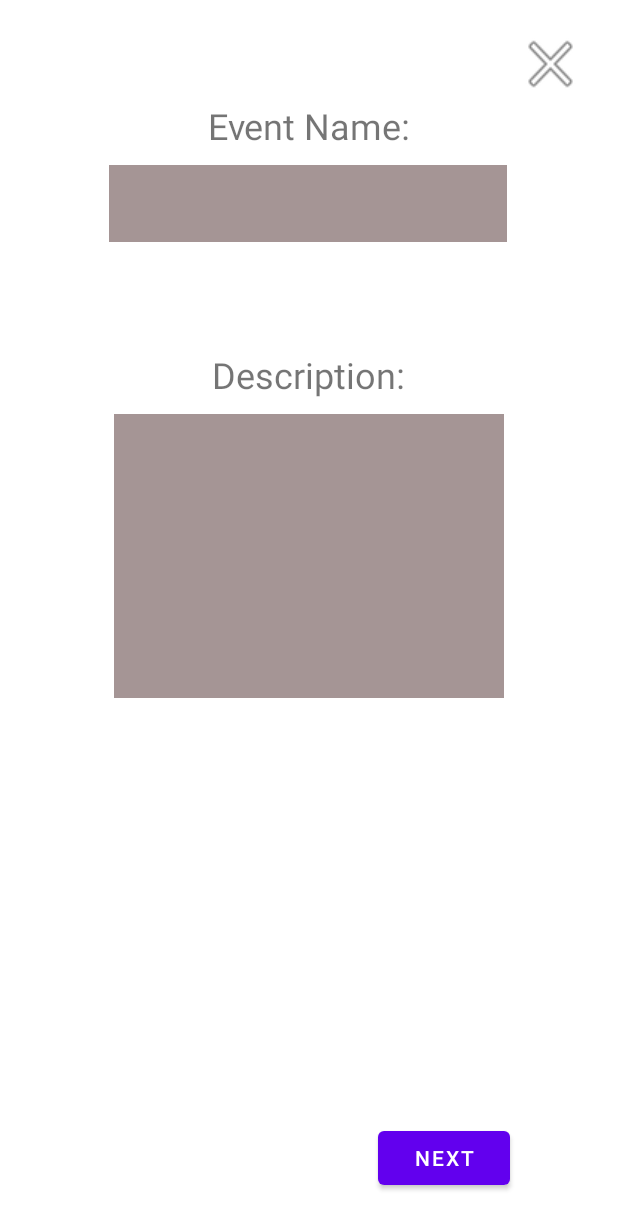
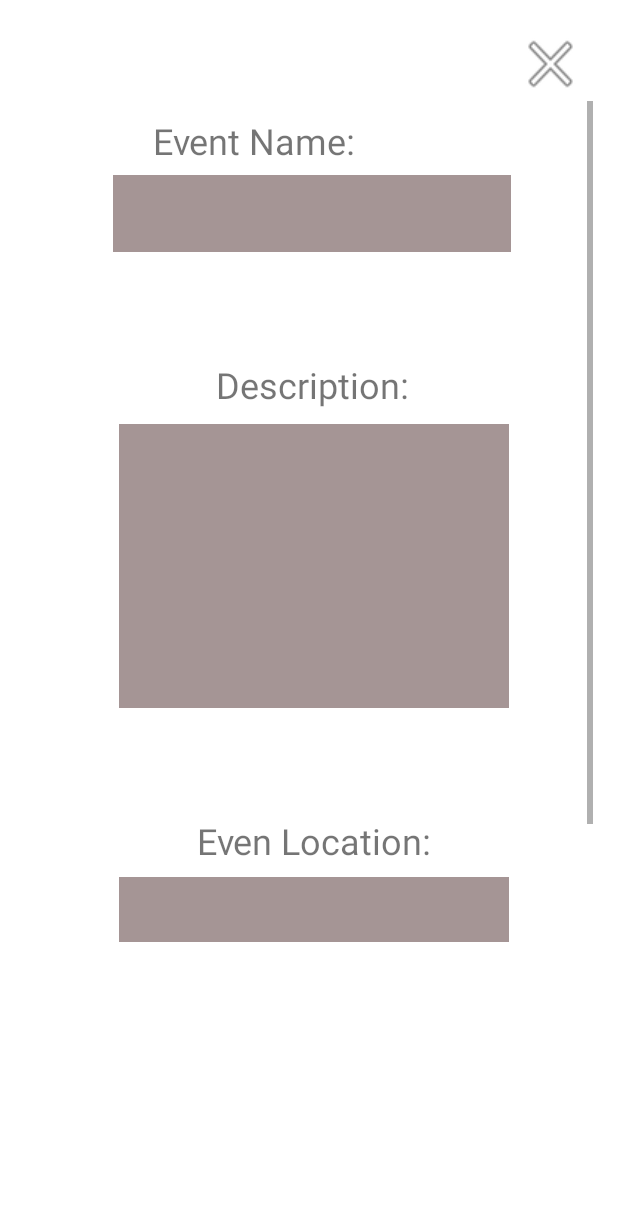
Before and after one commit to Damek34/Ahoy, an Android app: the AddEvent screen opened directly, with no data from a screen before it, on a phone screen of 412 x 824 dp. Shown: the top 1229 px of the screen. Run offline under Robolectric (Android 15) with nearby library versions, the phone set to English and light mode, and no system bars; our stand-ins replace Firebase (no records; nobody signed in at launch, a user with empty details on screens opened directly).

Commit message:
Scrollview in AddEvent

```diff
--- a/Ahoj/app/src/main/java/com/example/ahoj/MapActivityMain.java
+++ b/Ahoj/app/src/main/java/com/example/ahoj/MapActivityMain.java
@@ -198,7 +198,7 @@ public class MapActivityMain extends AppCompatActivity implements OnMapReadyCall
            // location = locationManager.getLastKnownLocation(LocationManager.GPS_PROVIDER);
 
             LatLng latLng = new LatLng(location.getLatitude(), location.getLongitude());
-            mMap.animateCamera(CameraUpdateFactory.newLatLngZoom(latLng, 10));
+            mMap.animateCamera(CameraUpdateFactory.newLatLngZoom(latLng, 15));
             marker = mMap.addMarker(new MarkerOptions().position(latLng).title("Twoja Lokalizacja").icon(BitmapDescriptorFactory.fromResource(R.drawable.twojalokalizacja)));
 
 
--- a/Ahoj/app/src/main/res/layout/activity_add_event.xml
+++ b/Ahoj/app/src/main/res/layout/activity_add_event.xml
@@ -17,39 +17,27 @@
         app:layout_constraintEnd_toEndOf="parent"
         app:layout_constraintTop_toTopOf="parent" />
 
-    <Button
-        android:id="@+id/buttonNextPage"
-        android:layout_width="wrap_content"
+    <ScrollView
+        android:layout_width="373dp"
+        android:layout_height="615dp"
+        android:layout_marginStart="22dp"
+        app:layout_constraintStart_toStartOf="parent"
+        app:layout_constraintTop_toBottomOf="@+id/buttonExitAdd">
+
+        <androidx.constraintlayout.widget.ConstraintLayout
+            android:layout_width="match_parent"
             android:layout_height="wrap_content"
-        android:layout_marginEnd="72dp"
-        android:layout_marginBottom="28dp"
-        android:onClick="next"
-        android:text="@string/next"
-        app:layout_constraintBottom_toBottomOf="parent"
-        app:layout_constraintEnd_toEndOf="parent" />
-
-    <Button
-        android:id="@+id/buttonBackPage"
-        android:layout_width="wrap_content"
-        android:layout_height="wrap_content"
-        android:layout_marginStart="72dp"
-        android:layout_marginBottom="28dp"
-        android:onClick="back"
-        android:text="@string/back"
-        android:visibility="gone"
-        app:layout_constraintBottom_toBottomOf="parent"
-        app:layout_constraintStart_toStartOf="parent" />
+            >
 
             <TextView
                 android:id="@+id/textViewEventName"
-        android:layout_width="wrap_content"
-        android:layout_height="wrap_content"
-        android:layout_marginStart="157dp"
-        android:layout_marginTop="67dp"
-        android:layout_marginEnd="157dp"
+                android:layout_width="213dp"
+                android:layout_height="29dp"
+
+                android:layout_marginTop="10dp"
                 android:text="@string/event_name"
                 android:textSize="24sp"
-        android:visibility="gone"
+                android:visibility="visible"
                 app:layout_constraintEnd_toEndOf="parent"
                 app:layout_constraintStart_toStartOf="parent"
                 app:layout_constraintTop_toTopOf="parent" />
@@ -63,7 +51,7 @@
                 android:layout_marginEnd="157dp"
                 android:text="@string/description"
                 android:textSize="24sp"
-        android:visibility="gone"
+                android:visibility="visible"
                 app:layout_constraintEnd_toEndOf="parent"
                 app:layout_constraintHorizontal_bias="0.513"
                 app:layout_constraintStart_toStartOf="parent"
@@ -80,7 +68,7 @@
                 android:ems="10"
                 android:inputType="textPersonName"
                 android:textSize="24sp"
-        android:visibility="gone"
+                android:visibility="visible"
                 app:layout_constraintEnd_toEndOf="parent"
                 app:layout_constraintStart_toStartOf="parent"
                 app:layout_constraintTop_toBottomOf="@+id/textViewEventName" />
@@ -96,42 +84,26 @@
                 android:ems="10"
                 android:inputType="textMultiLine"
                 android:textSize="24sp"
-        android:visibility="gone"
+                android:visibility="visible"
                 app:layout_constraintEnd_toEndOf="parent"
                 app:layout_constraintHorizontal_bias="0.49"
                 app:layout_constraintStart_toStartOf="parent"
                 app:layout_constraintTop_toBottomOf="@+id/textViewEventDescription" />
 
             <EditText
-        android:id="@+id/event_location"
-        android:layout_width="277dp"
+                android:id="@+id/event_company_name"
+                android:layout_width="260dp"
                 android:layout_height="43dp"
                 android:layout_marginStart="100dp"
-        android:layout_marginTop="16dp"
+                android:layout_marginTop="4dp"
                 android:layout_marginEnd="101dp"
                 android:background="@color/light_grey"
                 android:ems="10"
                 android:inputType="textPersonName"
                 android:textSize="24sp"
-        android:visibility="gone"
+                android:visibility="visible"
                 app:layout_constraintEnd_toEndOf="parent"
-        app:layout_constraintStart_toStartOf="parent"
-        app:layout_constraintTop_toBottomOf="@+id/textViewEventLocation" />
-
-    <EditText
-        android:id="@+id/event_company_name"
-        android:layout_width="277dp"
-        android:layout_height="43dp"
-        android:layout_marginStart="100dp"
-        android:layout_marginTop="16dp"
-        android:layout_marginEnd="101dp"
-        android:background="@color/light_grey"
-        android:ems="10"
-        android:inputType="textPersonName"
-        android:textSize="24sp"
-        android:visibility="gone"
-        app:layout_constraintEnd_toEndOf="parent"
-        app:layout_constraintHorizontal_bias="0.492"
+                app:layout_constraintHorizontal_bias="0.465"
                 app:layout_constraintStart_toStartOf="parent"
                 app:layout_constraintTop_toBottomOf="@+id/textViewEventCompany" />
 
@@ -139,41 +111,66 @@
                 android:id="@+id/textViewEventLocation"
                 android:layout_width="wrap_content"
                 android:layout_height="wrap_content"
-        android:layout_marginStart="157dp"
-        android:layout_marginTop="67dp"
-        android:layout_marginEnd="157dp"
+                android:layout_marginStart="109dp"
+                android:layout_marginTop="72dp"
+                android:layout_marginEnd="108dp"
                 android:text="@string/event_location"
                 android:textSize="24sp"
-        android:visibility="gone"
+                android:visibility="visible"
                 app:layout_constraintEnd_toEndOf="parent"
                 app:layout_constraintStart_toStartOf="parent"
-        app:layout_constraintTop_toTopOf="parent" />
+                app:layout_constraintTop_toBottomOf="@+id/event_description" />
 
             <TextView
                 android:id="@+id/textViewEventCompany"
                 android:layout_width="wrap_content"
                 android:layout_height="wrap_content"
                 android:layout_marginStart="157dp"
-        android:layout_marginTop="54dp"
+                android:layout_marginTop="72dp"
                 android:layout_marginEnd="157dp"
+                android:layout_marginBottom="16dp"
                 android:text="@string/company_name"
                 android:textSize="24sp"
-        android:visibility="gone"
+                android:visibility="visible"
+                app:layout_constraintBottom_toTopOf="@+id/event_company_name"
                 app:layout_constraintEnd_toEndOf="parent"
                 app:layout_constraintHorizontal_bias="0.508"
                 app:layout_constraintStart_toStartOf="parent"
                 app:layout_constraintTop_toBottomOf="@+id/event_location" />
 
+            <EditText
+                android:id="@+id/event_location"
+                android:layout_width="260dp"
+                android:layout_height="43dp"
+                android:layout_marginStart="57dp"
+                android:layout_marginTop="8dp"
+                android:layout_marginEnd="39dp"
+                android:background="@color/light_grey"
+                android:ems="10"
+                android:inputType="textPersonName"
+                android:textSize="24sp"
+                android:visibility="visible"
+                app:layout_constraintEnd_toEndOf="parent"
+                app:layout_constraintHorizontal_bias="0.0"
+                app:layout_constraintStart_toStartOf="parent"
+                app:layout_constraintTop_toBottomOf="@+id/textViewEventLocation" />
+
             <Button
                 android:id="@+id/buttonAdd"
                 android:layout_width="wrap_content"
                 android:layout_height="wrap_content"
-        android:layout_marginStart="156dp"
-        android:layout_marginBottom="91dp"
+                android:layout_marginTop="25dp"
+                android:onClick="addEvent"
                 android:text="@string/add"
-        android:onClick="addEvent"
-        android:visibility="gone"
-        app:layout_constraintBottom_toBottomOf="parent"
-        app:layout_constraintStart_toStartOf="parent" />
+                android:visibility="visible"
+                app:layout_constraintEnd_toEndOf="parent"
+                app:layout_constraintStart_toStartOf="parent"
+                app:layout_constraintTop_toBottomOf="@+id/event_company_name" />
+
 
         </androidx.constraintlayout.widget.ConstraintLayout>
+
+    </ScrollView>
+
+
+</androidx.constraintlayout.widget.ConstraintLayout>
```
Also changed, not shown: Ahoj/app/src/main/java/com/example/ahoj/AddEvent.java (+14 -90 lines), Ahoj/app/src/main/res/layout/testlayout.xml (+157 -96 lines). Lines whose indentation alone changed are shown as unchanged.
